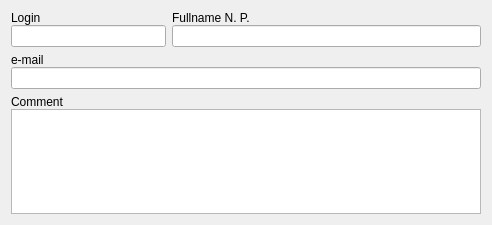
Above: Students/StudentFrame.ui from yusupess/pyqt_perlin before the change. Below: the same form after it.
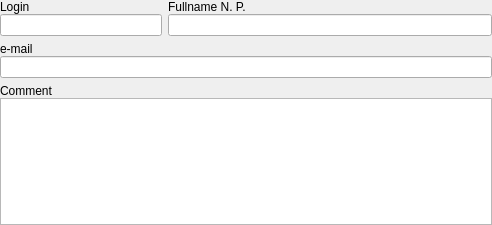
That is the form after the change.

```diff
--- a/Students/StudentFrame.ui
+++ b/Students/StudentFrame.ui
@@ -14,6 +14,18 @@
    <string>Frame</string>
   </property>
   <layout class="QVBoxLayout" name="verticalLayout">
+   <property name="leftMargin">
+    <number>0</number>
+   </property>
+   <property name="topMargin">
+    <number>0</number>
+   </property>
+   <property name="rightMargin">
+    <number>0</number>
+   </property>
+   <property name="bottomMargin">
+    <number>0</number>
+   </property>
    <item>
     <layout class="QHBoxLayout" name="lay_line1" stretch="1,2">
      <item>
```
